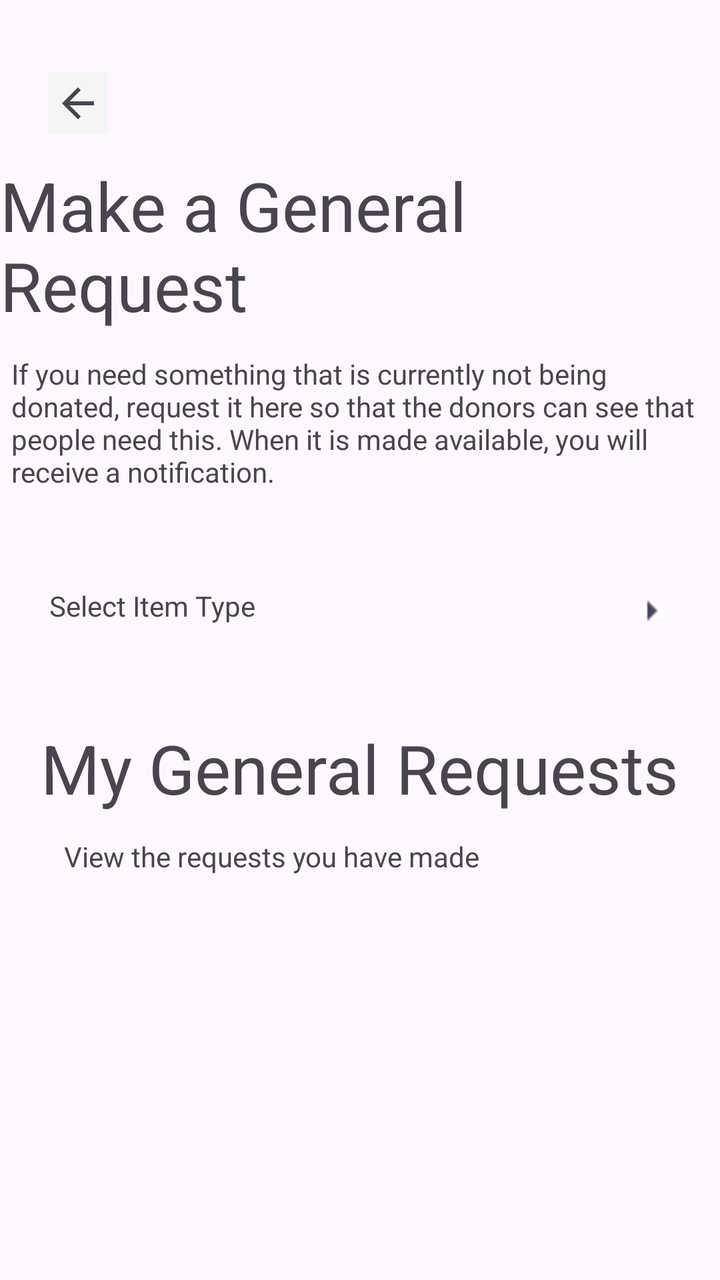
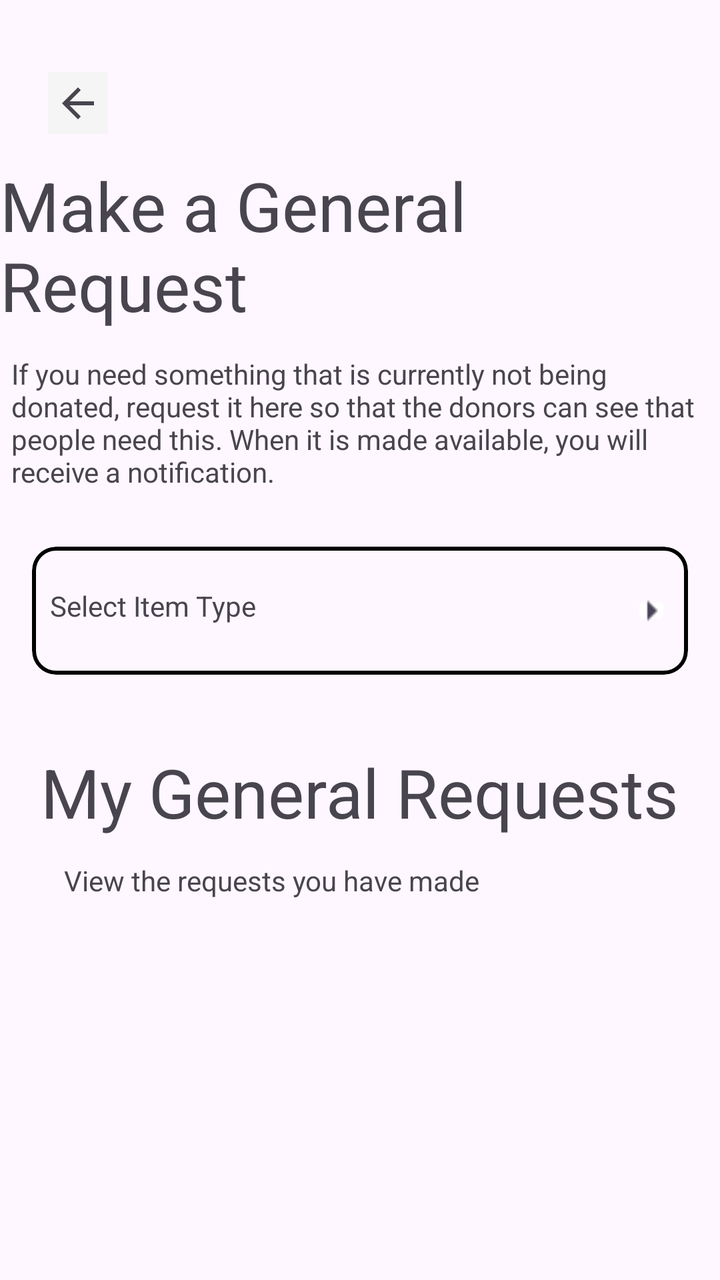

An Android layout rendered at two revisions. The XML below is the earlier revision; the diff shows what the commit changed to produce the second picture.
<!-- AndroidManifest.xml: application theme Theme.LendAHand -->
<!-- res/layout/activity_make_gen_request.xml -->
<?xml version="1.0" encoding="utf-8"?>
<androidx.constraintlayout.widget.ConstraintLayout xmlns:android="http://schemas.android.com/apk/res/android"
    xmlns:app="http://schemas.android.com/apk/res-auto"
    xmlns:tools="http://schemas.android.com/tools"
    android:id="@+id/main"
    android:layout_width="match_parent"
    android:layout_height="match_parent"
    tools:context=".makeGenRequest">

    <TextView
        android:id="@+id/makeGeneralRequestHeader"
        android:layout_width="wrap_content"
        android:layout_height="wrap_content"
        android:layout_marginTop="80dp"
        android:text="@string/make_general_request"
        android:textSize="34sp"
        app:layout_constraintEnd_toEndOf="parent"
        app:layout_constraintStart_toStartOf="parent"
        app:layout_constraintTop_toTopOf="parent" />

    <ImageButton
        android:id="@+id/imageButton5"
        android:layout_width="30dp"
        android:layout_height="31dp"
        android:layout_marginStart="24dp"
        android:layout_marginTop="36dp"
        android:background="#F6F5F5"
        app:layout_constraintStart_toStartOf="parent"
        app:layout_constraintTop_toTopOf="parent"
        app:srcCompat="?attr/actionModeCloseDrawable" />

    <TextView
        android:id="@+id/makeGenRequestBio"
        android:layout_width="349dp"
        android:layout_height="80dp"
        android:layout_marginTop="12dp"
        android:text="@string/make_gen_request_bio"
        app:layout_constraintEnd_toEndOf="parent"
        app:layout_constraintStart_toStartOf="parent"
        app:layout_constraintTop_toBottomOf="@+id/makeGeneralRequestHeader" />

    <TextView
        android:id="@+id/itemTypeText"
        android:layout_width="335dp"
        android:layout_height="48dp"
        android:layout_marginTop="24dp"
        android:paddingStart="12dp"
        android:paddingTop="12dp"
        android:text="@string/select_item_type"
        app:layout_constraintEnd_toEndOf="parent"

        app:layout_constraintStart_toStartOf="parent"
        app:layout_constraintTop_toBottomOf="@+id/makeGenRequestBio"
        tools:ignore="RtlSymmetry" />

    <ImageButton
        android:id="@+id/selectButton"
        android:layout_width="20dp"
        android:layout_height="20dp"
        android:layout_marginEnd="12dp"
        android:backgroundTint="#FFFFFF"
        android:onClick="selectItemOnClick"
        android:src="@drawable/arrowleft"
        app:layout_constraintBottom_toBottomOf="@+id/itemTypeText"
        app:layout_constraintEnd_toEndOf="@+id/itemTypeText"
        app:layout_constraintTop_toTopOf="@+id/itemTypeText" />

    <TextView
        android:id="@+id/myGenRequestsHeader"
        android:layout_width="wrap_content"
        android:layout_height="wrap_content"
        android:layout_marginTop="32dp"
        android:text="My General Requests"
        android:textSize="34sp"
        app:layout_constraintEnd_toEndOf="parent"
        app:layout_constraintStart_toStartOf="parent"
        app:layout_constraintTop_toBottomOf="@+id/itemTypeText" />

    <TextView
        android:id="@+id/myGenRequestsBio"
        android:layout_width="wrap_content"
        android:layout_height="wrap_content"
        android:layout_marginStart="32dp"
        android:layout_marginTop="12dp"
        android:text="View the requests you have made"
        app:layout_constraintStart_toStartOf="parent"
        app:layout_constraintTop_toBottomOf="@+id/myGenRequestsHeader" />


</androidx.constraintlayout.widget.ConstraintLayout>
<!-- resources referenced by this layout -->
<resources>
  <!-- drawable arrowleft: png bitmap (drawable, 240 bytes) -->
  <string name="make_gen_request_bio">If you need something that is currently not being donated, request it here so that the donors can see that people need this. When it is made available, you will receive a notification.</string>
  <string name="make_general_request">Make a General Request</string>
  <string name="select_item_type">Select Item Type</string>
  <style name="Theme.LendAHand" parent="Base.Theme.LendAHand" />
  <style name="Base.Theme.LendAHand" parent="Theme.Material3.DayNight.NoActionBar">
          
          
      </style>
</resources>

<!-- the commit's change to res/layout/activity_make_gen_request.xml (unified diff, before → after) -->
@@ -25,6 +25,7 @@
         android:layout_marginStart="24dp"
         android:layout_marginTop="36dp"
         android:background="#F6F5F5"
+        android:contentDescription="@string/back_button"
         app:layout_constraintStart_toStartOf="parent"
         app:layout_constraintTop_toTopOf="parent"
         app:srcCompat="?attr/actionModeCloseDrawable" />
@@ -39,42 +40,63 @@
         app:layout_constraintStart_toStartOf="parent"
         app:layout_constraintTop_toBottomOf="@+id/makeGeneralRequestHeader" />
 
-    <TextView
-        android:id="@+id/itemTypeText"
-        android:layout_width="335dp"
-        android:layout_height="48dp"
+    <com.google.android.material.card.MaterialCardView
+        android:id="@+id/materialCardView"
+        android:layout_width="match_parent"
+        android:layout_height="wrap_content"
+        android:layout_margin="16dp"
         android:layout_marginTop="24dp"
-        android:paddingStart="12dp"
-        android:paddingTop="12dp"
-        android:text="@string/select_item_type"
-        app:layout_constraintEnd_toEndOf="parent"
+        app:cardCornerRadius="12dp"
+        app:layout_constraintTop_toBottomOf="@+id/makeGenRequestBio"
+        app:strokeColor="@color/black"
+        app:strokeWidth="2dp"
+        tools:layout_editor_absoluteX="38dp">
 
-        app:layout_constraintStart_toStartOf="parent"
-        app:layout_constraintTop_toBottomOf="@+id/makeGenRequestBio"
-        tools:ignore="RtlSymmetry" />
+        <androidx.constraintlayout.widget.ConstraintLayout
+            android:layout_width="match_parent"
+            android:layout_height="match_parent"
+            android:padding="8dp">
 
-    <ImageButton
-        android:id="@+id/selectButton"
-        android:layout_width="20dp"
-        android:layout_height="20dp"
-        android:layout_marginEnd="12dp"
-        android:backgroundTint="#FFFFFF"
-        android:onClick="selectItemOnClick"
-        android:src="@drawable/arrowleft"
-        app:layout_constraintBottom_toBottomOf="@+id/itemTypeText"
-        app:layout_constraintEnd_toEndOf="@+id/itemTypeText"
-        app:layout_constraintTop_toTopOf="@+id/itemTypeText" />
+            <TextView
+                android:id="@+id/itemTypeText"
+                android:layout_width="335dp"
+                android:layout_height="48dp"
+                android:paddingStart="12dp"
+                android:paddingTop="12dp"
+                android:text="@string/select_item_type"
+                app:layout_constraintBottom_toBottomOf="parent"
+
+                app:layout_constraintEnd_toEndOf="parent"
+                app:layout_constraintStart_toStartOf="parent"
+                app:layout_constraintTop_toTopOf="parent"
+                tools:ignore="RtlSymmetry" />
+
+            <ImageButton
+                android:id="@+id/selectButton"
+                android:layout_width="20dp"
+                android:layout_height="20dp"
+                android:layout_marginEnd="12dp"
+                android:backgroundTint="#FFFFFF"
+                android:onClick="selectItemOnClick"
+                android:src="@drawable/arrowleft"
+                app:layout_constraintBottom_toBottomOf="@+id/itemTypeText"
+                app:layout_constraintEnd_toEndOf="@+id/itemTypeText"
+                app:layout_constraintTop_toTopOf="@+id/itemTypeText" />
+
+        </androidx.constraintlayout.widget.ConstraintLayout>
+    </com.google.android.material.card.MaterialCardView>
+
 
     <TextView
         android:id="@+id/myGenRequestsHeader"
         android:layout_width="wrap_content"
         android:layout_height="wrap_content"
-        android:layout_marginTop="32dp"
-        android:text="My General Requests"
+        android:layout_marginTop="36dp"
+        android:text="@string/my_general_requests"
         android:textSize="34sp"
         app:layout_constraintEnd_toEndOf="parent"
         app:layout_constraintStart_toStartOf="parent"
-        app:layout_constraintTop_toBottomOf="@+id/itemTypeText" />
+        app:layout_constraintTop_toBottomOf="@+id/materialCardView" />
 
     <TextView
         android:id="@+id/myGenRequestsBio"
@@ -82,9 +104,18 @@
         android:layout_height="wrap_content"
         android:layout_marginStart="32dp"
         android:layout_marginTop="12dp"
-        android:text="View the requests you have made"
+        android:text="@string/gen_requests_bio"
         app:layout_constraintStart_toStartOf="parent"
         app:layout_constraintTop_toBottomOf="@+id/myGenRequestsHeader" />
 
+    <androidx.recyclerview.widget.RecyclerView
+        android:id="@+id/recyclerView"
+        android:layout_width="360dp"
+        android:layout_height="wrap_content"
+        android:layout_marginTop="12dp"
+        app:layout_constraintEnd_toEndOf="parent"
+        app:layout_constraintStart_toStartOf="parent"
+        app:layout_constraintTop_toBottomOf="@+id/myGenRequestsBio" />
+
 
 </androidx.constraintlayout.widget.ConstraintLayout>
<!-- resource entries referenced after the edit -->
@@ -1,8 +1,12 @@
 <!-- resources referenced by this layout -->
 <resources>
+  <color name="black">#FF000000</color>
   <!-- drawable arrowleft: png bitmap (drawable, 240 bytes) -->
+  <string name="back_button">back button</string>
+  <string name="gen_requests_bio">View the requests you have made</string>
   <string name="make_gen_request_bio">If you need something that is currently not being donated, request it here so that the donors can see that people need this. When it is made available, you will receive a notification.</string>
   <string name="make_general_request">Make a General Request</string>
+  <string name="my_general_requests">My General Requests</string>
   <string name="select_item_type">Select Item Type</string>
   <style name="Theme.LendAHand" parent="Base.Theme.LendAHand" />
   <style name="Base.Theme.LendAHand" parent="Theme.Material3.DayNight.NoActionBar">
